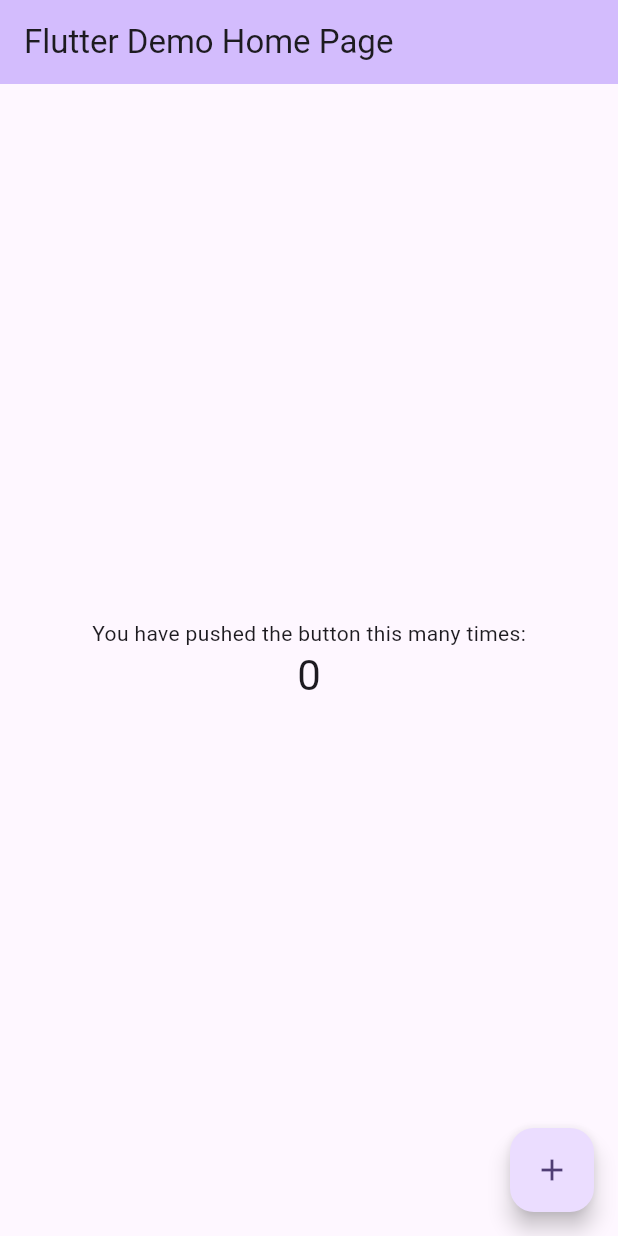
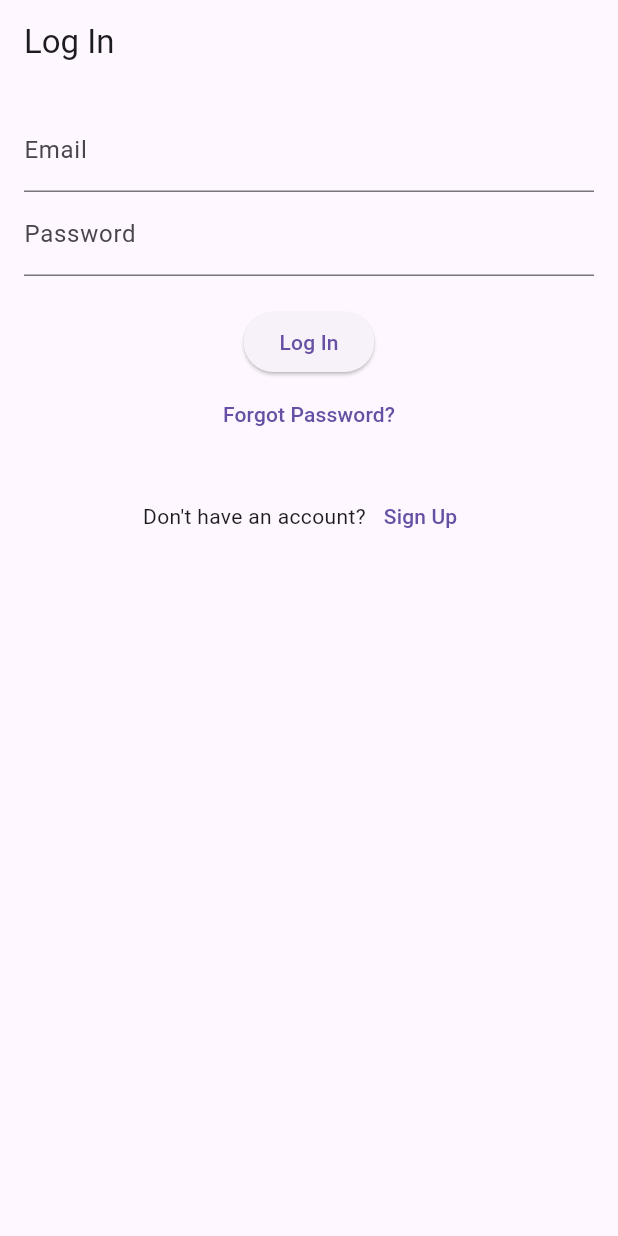
Before and after one commit to bugrahaneefe/Scheduling-System-for-Healthcare-Industry, a Flutter app: the screen it shows after launch, on a phone screen of 412 x 824 dp. Run offline on Flutter 3.47's test engine with Material 3 defaults, Android fonts, the phone set to English and light mode, and no system bars.

Commit message:
login page is initialized.

```diff
--- a/flutter_project/lib/main.dart
+++ b/flutter_project/lib/main.dart
@@ -1,122 +1,30 @@
 import 'package:flutter/material.dart';
+import 'package:provider/provider.dart';
+import 'viewmodels/auth_viewmodel.dart';
+import 'views/login_view.dart';
 
 void main() {
   runApp(const MyApp());
 }
 
 class MyApp extends StatelessWidget {
-  const MyApp({super.key});
+  const MyApp({Key? key}) : super(key: key);
 
-  // This widget is the root of your application.
   @override
   Widget build(BuildContext context) {
-    return MaterialApp(
-      title: 'Flutter Demo',
-      theme: ThemeData(
-        // This is the theme of your application.
-        //
-        // TRY THIS: Try running your application with "flutter run". You'll see
-        // the application has a purple toolbar. Then, without quitting the app,
-        // try changing the seedColor in the colorScheme below to Colors.green
-        // and then invoke "hot reload" (save your changes or press the "hot
-        // reload" button in a Flutter-supported IDE, or press "r" if you used
-        // the command line to start the app).
-        //
-        // Notice that the counter didn't reset back to zero; the application
-        // state is not lost during the reload. To reset the state, use hot
-        // restart instead.
-        //
-        // This works for code too, not just values: Most code changes can be
-        // tested with just a hot reload.
-        colorScheme: ColorScheme.fromSeed(seedColor: Colors.deepPurple),
+    return MultiProvider(
+      providers: [
+        // Provide AuthViewModel for the entire app
+        ChangeNotifierProvider(create: (_) => AuthViewModel()),
+      ],
+      child: MaterialApp(
+        title: 'Flutter MVVM Demo',
+        theme: ThemeData(
+          primarySwatch: Colors.blue,
+        ),
+        // Start with the Log In page
+        home: const LoginView(),
       ),
-      home: const MyHomePage(title: 'Flutter Demo Home Page'),
     );
   }
 }
-
-class MyHomePage extends StatefulWidget {
-  const MyHomePage({super.key, required this.title});
-
-  // This widget is the home page of your application. It is stateful, meaning
-  // that it has a State object (defined below) that contains fields that affect
-  // how it looks.
-
-  // This class is the configuration for the state. It holds the values (in this
-  // case the title) provided by the parent (in this case the App widget) and
-  // used by the build method of the State. Fields in a Widget subclass are
-  // always marked "final".
-
-  final String title;
-
-  @override
-  State<MyHomePage> createState() => _MyHomePageState();
-}
-
-class _MyHomePageState extends State<MyHomePage> {
-  int _counter = 0;
-
-  void _incrementCounter() {
-    setState(() {
-      // This call to setState tells the Flutter framework that something has
-      // changed in this State, which causes it to rerun the build method below
-      // so that the display can reflect the updated values. If we changed
-      // _counter without calling setState(), then the build method would not be
-      // called again, and so nothing would appear to happen.
-      _counter++;
-    });
-  }
-
-  @override
-  Widget build(BuildContext context) {
-    // This method is rerun every time setState is called, for instance as done
-    // by the _incrementCounter method above.
-    //
-    // The Flutter framework has been optimized to make rerunning build methods
-    // fast, so that you can just rebuild anything that needs updating rather
-    // than having to individually change instances of widgets.
-    return Scaffold(
-      appBar: AppBar(
-        // TRY THIS: Try changing the color here to a specific color (to
-        // Colors.amber, perhaps?) and trigger a hot reload to see the AppBar
-        // change color while the other colors stay the same.
-        backgroundColor: Theme.of(context).colorScheme.inversePrimary,
-        // Here we take the value from the MyHomePage object that was created by
-        // the App.build method, and use it to set our appbar title.
-        title: Text(widget.title),
-      ),
-      body: Center(
-        // Center is a layout widget. It takes a single child and positions it
-        // in the middle of the parent.
-        child: Column(
-          // Column is also a layout widget. It takes a list of children and
-          // arranges them vertically. By default, it sizes itself to fit its
-          // children horizontally, and tries to be as tall as its parent.
-          //
-          // Column has various properties to control how it sizes itself and
-          // how it positions its children. Here we use mainAxisAlignment to
-          // center the children vertically; the main axis here is the vertical
-          // axis because Columns are vertical (the cross axis would be
-          // horizontal).
-          //
-          // TRY THIS: Invoke "debug painting" (choose the "Toggle Debug Paint"
-          // action in the IDE, or press "p" in the console), to see the
-          // wireframe for each widget.
-          mainAxisAlignment: MainAxisAlignment.center,
-          children: <Widget>[
-            const Text('You have pushed the button this many times:'),
-            Text(
-              '$_counter',
-              style: Theme.of(context).textTheme.headlineMedium,
-            ),
-          ],
-        ),
-      ),
-      floatingActionButton: FloatingActionButton(
-        onPressed: _incrementCounter,
-        tooltip: 'Increment',
-        child: const Icon(Icons.add),
-      ), // This trailing comma makes auto-formatting nicer for build methods.
-    );
-  }
-}
--- /dev/null
+++ b/flutter_project/lib/viewModels/auth_viewmodel.dart
@@ -0,0 +1,39 @@
+// lib/viewmodels/auth_viewmodel.dart
+
+import 'package:flutter/material.dart';
+// import 'package:firebase_auth/firebase_auth.dart'; // For future Firebase usage
+
+class AuthViewModel extends ChangeNotifier {
+  // Example placeholders for Firebase usage:
+  // final FirebaseAuth _auth = FirebaseAuth.instance; // commented out for now
+
+  String _email = '';
+  String _password = '';
+
+  // Getters
+  String get email => _email;
+  String get password => _password;
+
+  // Setters
+  void updateEmail(String value) {
+    _email = value;
+    notifyListeners();
+  }
+
+  void updatePassword(String value) {
+    _password = value;
+    notifyListeners();
+  }
+
+  // Placeholder for sign-in logic
+  // Future<void> signIn() async {
+  //   // Use FirebaseAuth to sign in:
+  //   // await _auth.signInWithEmailAndPassword(email: _email, password: _password);
+  // }
+
+  // Placeholder for sign-up logic
+  // Future<void> signUp() async {
+  //   // Use FirebaseAuth to sign up:
+  //   // await _auth.createUserWithEmailAndPassword(email: _email, password: _password);
+  // }
+}
--- /dev/null
+++ b/flutter_project/lib/views/login_view.dart
@@ -0,0 +1,96 @@
+// lib/views/login_view.dart
+
+import 'package:flutter/material.dart';
+import 'package:provider/provider.dart';
+import '../viewmodels/auth_viewmodel.dart';
+import 'signup_view.dart';
+
+class LoginView extends StatefulWidget {
+  const LoginView({Key? key}) : super(key: key);
+
+  @override
+  State<LoginView> createState() => _LoginViewState();
+}
+
+class _LoginViewState extends State<LoginView> {
+  final _formKey = GlobalKey<FormState>();
+
+  @override
+  Widget build(BuildContext context) {
+    final authViewModel = Provider.of<AuthViewModel>(context);
+
+    return Scaffold(
+      appBar: AppBar(
+        title: const Text('Log In'),
+      ),
+      body: Padding(
+        padding: const EdgeInsets.all(16.0),
+        child: Form(
+          key: _formKey,
+          child: Column(
+            children: [
+              // Email field
+              TextFormField(
+                decoration: const InputDecoration(labelText: 'Email'),
+                onChanged: authViewModel.updateEmail,
+                validator: (value) {
+                  if (value == null || value.isEmpty) {
+                    return 'Please enter your email';
+                  }
+                  // Additional email validation could go here
+                  return null;
+                },
+              ),
+              // Password field
+              TextFormField(
+                decoration: const InputDecoration(labelText: 'Password'),
+                obscureText: true,
+                onChanged: authViewModel.updatePassword,
+                validator: (value) {
+                  if (value == null || value.isEmpty) {
+                    return 'Please enter your password';
+                  }
+                  // Additional password validation could go here
+                  return null;
+                },
+              ),
+              const SizedBox(height: 20),
+              // Log In button
+              ElevatedButton(
+                onPressed: () {
+                  if (_formKey.currentState!.validate()) {
+                    // TODO: Call authViewModel.signIn() once Firebase is implemented
+                  }
+                },
+                child: const Text('Log In'),
+              ),
+              TextButton(
+                onPressed: () {
+                  // TODO: Implement "Forgot Password?" feature
+                },
+                child: const Text('Forgot Password?'),
+              ),
+              const SizedBox(height: 20),
+              // Navigate to Sign Up
+              Row(
+                mainAxisAlignment: MainAxisAlignment.center,
+                children: [
+                  const Text("Don't have an account?"),
+                  TextButton(
+                    onPressed: () {
+                      Navigator.push(
+                        context,
+                        MaterialPageRoute(builder: (_) => const SignupView()),
+                      );
+                    },
+                    child: const Text('Sign Up'),
+                  ),
+                ],
+              ),
+            ],
+          ),
+        ),
+      ),
+    );
+  }
+}
--- a/flutter_project/pubspec.yaml
+++ b/flutter_project/pubspec.yaml
@@ -30,7 +30,7 @@ environment:
 dependencies:
   flutter:
     sdk: flutter
-
+  provider: ^6.0.0
   # The following adds the Cupertino Icons font to your application.
   # Use with the CupertinoIcons class for iOS style icons.
   cupertino_icons: ^1.0.8
```
Also changed, not shown: flutter_project/lib/views/signup_view.dart (added, +72 -0 lines), flutter_project/lib/models/user.dart (added), 1 other file.
